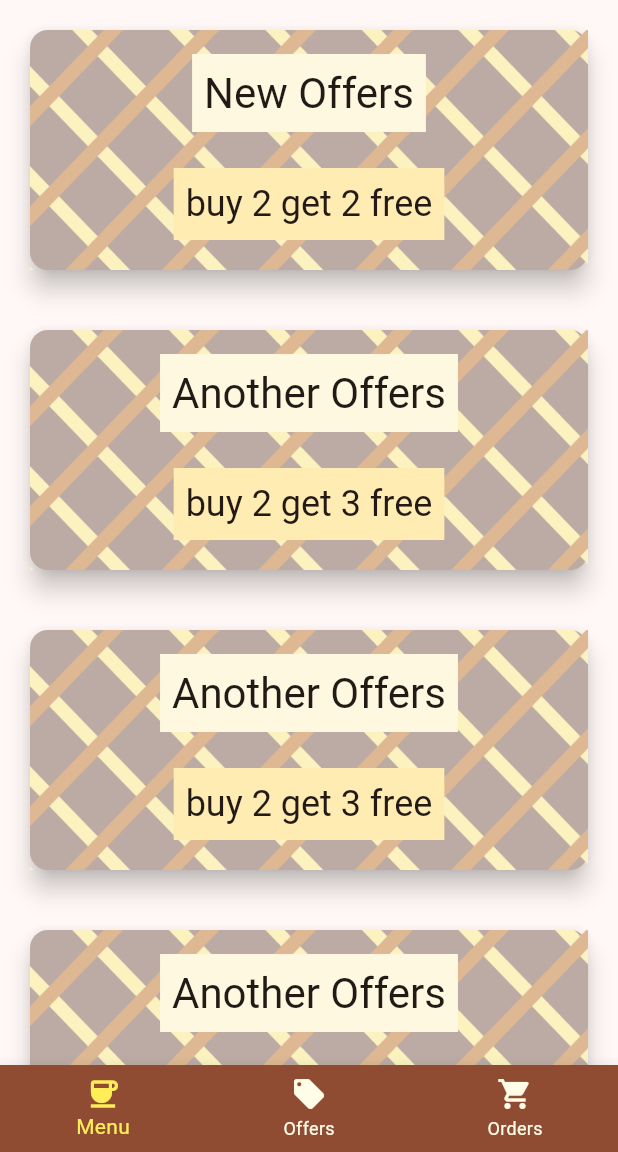
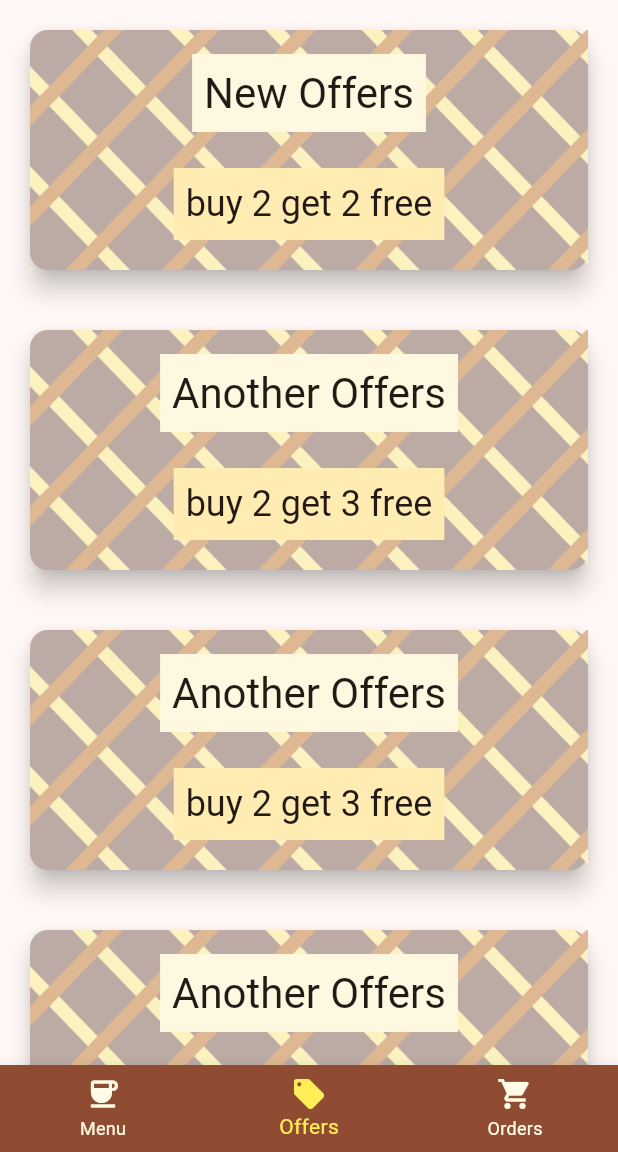
Before and after one commit to karuncodes/FM_Flutter, a Flutter app: the screen it shows after launch, on a phone screen of 412 x 824 dp, the part 84-1236 px from its top. Run offline on Flutter 3.47's test engine with Material 2 defaults, Android fonts, the phone set to English and light mode, and no system bars.

Commit message:
Navigation complete - onTap loads Different widgets

```diff
--- a/lib/main.dart
+++ b/lib/main.dart
@@ -31,15 +31,30 @@
 
 class _MyHomePageState extends State<MyHomePage> {
 
-  int selectedIndex = 0;
+  int selectedIndex = 1;
   @override
   Widget build(BuildContext context) {
+
+    Widget currentPageWidget = const Text("!");
+
+    switch(selectedIndex) {
+      case 0:
+        currentPageWidget = const Text("HomePage");
+        break;
+      case 1:
+        currentPageWidget = const OffersPage();
+        break;
+      case 2:
+        currentPageWidget = const Text("Orders");
+        break;
+    }
+
     return Scaffold(
       appBar: AppBar(
         backgroundColor: Theme.of(context).colorScheme.primary,
         title: Image.asset("images/logo.png"),
       ),
-      body: const OffersPage(),
+      body: currentPageWidget,
       bottomNavigationBar: BottomNavigationBar(
         items: const [
           BottomNavigationBarItem(icon: Icon(Icons.coffee), label: "Menu"),
```
